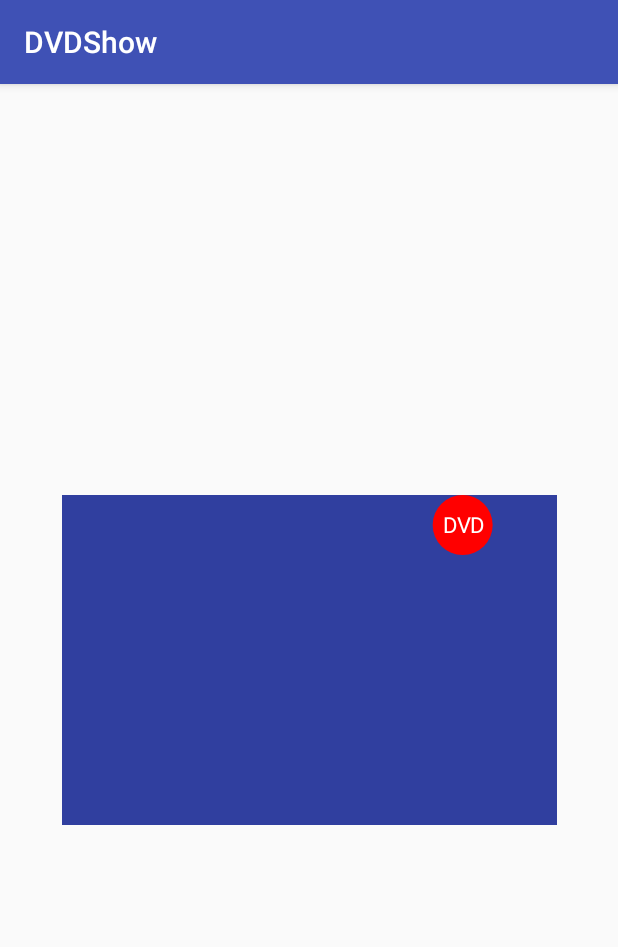
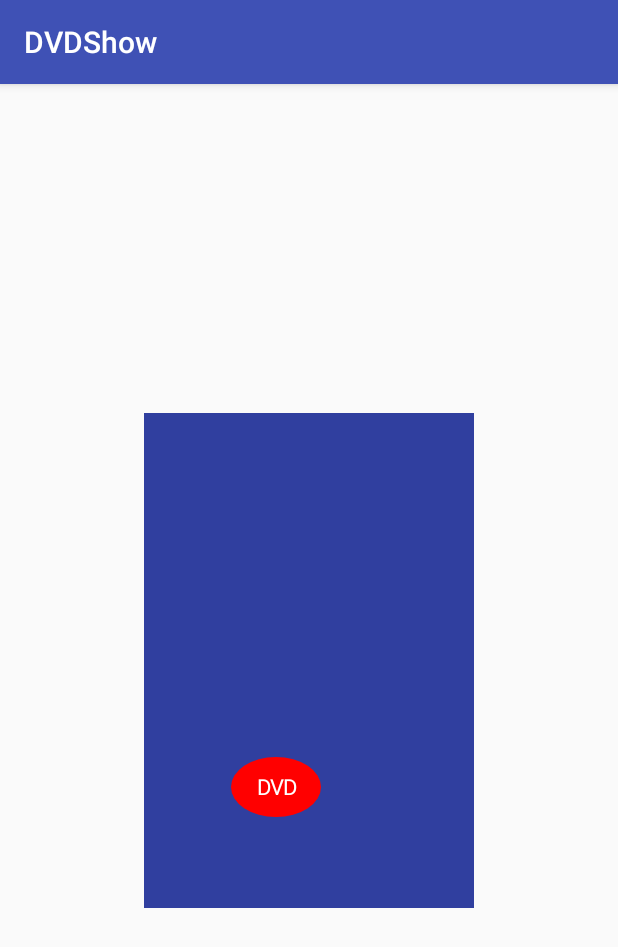
Before and after one commit to lovejjfg/DVDShow, an Android app: the screen it shows after launch (MainActivity), on a phone screen of 412 x 824 dp. Shown: the top 947 px of the screen. Run offline under Robolectric (Android 15) with nearby library versions, the phone set to English and light mode, and no system bars.

```diff
--- a/app/src/main/java/com/lovejjfg/dvdshow/DVDView.kt
+++ b/app/src/main/java/com/lovejjfg/dvdshow/DVDView.kt
@@ -14,6 +14,9 @@ import android.util.Log
 import android.util.TypedValue
 import android.view.View
 import android.view.animation.LinearInterpolator
+import kotlin.math.abs
+import kotlin.math.sqrt
+import kotlin.math.tan
 
 /**
  * Created by joe on 2018/12/22.
@@ -35,8 +38,8 @@ class DVDView @JvmOverloads constructor(
     private val tanFloatArray = FloatArray(8)
     private val animator = ValueAnimator()
     private var reCalculate = false
-    private var currentX = 0f
-    private var currentY = 0f
+    private var currentX = 0
+    private var currentY = 0
     private var tanValue = 1f
     private var needRevert = false
     private var maxLength = 0.toDouble()
@@ -91,8 +94,8 @@ class DVDView @JvmOverloads constructor(
                 paint.color = colors[calculateCount % colors.size]
                 startAngle += Math.PI / 2
             }
-            currentX = floatArray[0]
-            currentY = floatArray[1]
+            currentX = floatArray[0].toInt()
+            currentY = floatArray[1].toInt()
             ovalRectF.set(
                 currentX - 1.5f * radius, currentY - radius, currentX + 1.5f * radius,
                 currentY + radius
@@ -101,10 +104,10 @@ class DVDView @JvmOverloads constructor(
 
         }
         postDelayed({
-            currentX = ovalX()
-            currentY = rectF.height() * .4f
-            tanValue = Math.abs(Math.tan(startAngle).toFloat())
-            maxLength = Math.sqrt(rectF.width() * rectF.width().toDouble() + rectF.height() * rectF.height().toDouble())
+            currentX = ovalX().toInt()
+            currentY = (rectF.height() * .4f).toInt()
+            tanValue = abs(tan(startAngle).toFloat())
+            maxLength = sqrt(rectF.width() * rectF.width().toDouble() + rectF.height() * rectF.height().toDouble())
 
             calculate()
         }, 1000)
@@ -156,7 +159,7 @@ class DVDView @JvmOverloads constructor(
             }
         }
         path.reset()
-        path.moveTo(currentX, currentY)
+        path.moveTo(currentX.toFloat(), currentY.toFloat())
         if (startAngle < Math.PI / 2) {//(down)
             if (needRevert) {
                 handRecertDown()
@@ -186,29 +189,41 @@ class DVDView @JvmOverloads constructor(
     private fun endY() = rectF.height() - ovalY()
 
     private fun handUp() {
-        when (currentX) {
-            startX() -> {// normal
+        when {
+            isSizeInRange(currentX, startX()) -> {// normal
                 val resultX = startX() + (currentY - startY()) / tanValue
                 val dx = resultX - endX()
                 if (resultX > endX()) {
-                    Log.e("calculate", "上升 handUp:越界情况")
+                    Log.e(
+                        "calculate",
+                        "上升 handUp:越界情况 currentX =$currentX startX=${startX()} endx:${endX()}  currentY=$currentY startY=${startY()} endY:${endY()}"
+                    )
                     val dy = tanValue * (endX() - currentX)
                     path.lineTo(endX(), currentY - dy)
                 } else {
-                    Log.e("calculate", "上升 handUp:正常情况")
+                    Log.e(
+                        "calculate",
+                        "上升 handUp:正常情况 currentX =$currentX startX=${startX()} endx:${endX()}  currentY=$currentY startY=${startY()} endY:${endY()}"
+                    )
                     path.lineTo(resultX, startY())
                 }
                 needRevert = dx > 0
             }
-            endX() -> {// normal revert
+            isSizeInRange(currentX, endX()) -> {// normal revert
                 val resultX = (endY() - currentY) / tanValue
                 val dx = resultX - currentX
                 needRevert = if (currentX - resultX < startX()) {
-                    Log.e("calculate", " handUp 下降:越界情况")
+                    Log.e(
+                        "calculate",
+                        " handUp 下降:越界情况 currentX =$currentX startX=${startX()} endx:${endX()}  currentY=$currentY startY=${startY()} endY:${endY()}"
+                    )
                     path.lineTo(startX(), rectF.height() - dx * tanValue)
                     true
                 } else {
-                    Log.e("calculate", " handUp 下降:正常情况")
+                    Log.e(
+                        "calculate",
+                        "handUp 下降:正常情况 currentX =$currentX startX=${startX()} endx:${endX()}  currentY=$currentY startY=${startY()} endY:${endY()}"
+                    )
                     path.lineTo(currentX - resultX, rectF.height() - ovalY())
                     false
                 }
@@ -216,7 +231,7 @@ class DVDView @JvmOverloads constructor(
             else -> {
                 Log.e(
                     "calculate",
-                    " handUp 异常情况：currentX =$currentX startX=${startX()} endx:${endX()} startX=${startX()} endx:${endX()}"
+                    " handUp 异常情况：currentX =$currentX startX=${startX()} endx:${endX()}  currentY=$currentY startY=${startY()} endY:${endY()}"
                 )
                 animator.cancel()
                 state = STATE_ERROR
@@ -225,75 +240,105 @@ class DVDView @JvmOverloads constructor(
     }
 
     private fun handRevertUp() {
-        if (currentY == startY()) {// normal
+        if (isSizeInRange(currentY, startY())) {// normal
             val resultX = currentX - startX()
             val resultY = tanValue * resultX + startY()
             needRevert = if (resultY > endY()) {
                 val dx = (endY() - currentY) / tanValue
-                Log.e("calculate", "下降 handRevertUp:越界情况")
+                Log.e(
+                    "calculate",
+                    "下降 handRevertUp:越界情况 currentX =$currentX startX=${startX()} endx:${endX()}  currentY=$currentY startY=${startY()} endY:${endY()}"
+                )
                 path.lineTo(currentX - dx, endY())
                 if (currentX - dx < startX()) {
-                    throw RuntimeException("${currentX - dx} 不符合规范")
+                    throw RuntimeException("${currentX - dx} 不符合规范 currentX =$currentX startX=${startX()} endx:${endX()}  currentY=$currentY startY=${startY()} endY:${endY()}")
                 }
                 false
             } else {
-                Log.e("calculate", "下降 handRevertUp:正常情况")
+                Log.e(
+                    "calculate",
+                    "下降 handRevertUp:正常情况 currentX =$currentX startX=${startX()} endx:${endX()}  currentY=$currentY startY=${startY()} endY:${endY()}"
+                )
                 path.lineTo(startX(), resultY)
                 true
             }
-        } else if (currentY == endY()) {// normal revert
+        } else if (isSizeInRange(currentY, endY())) {// normal revert
             var resultX = endX()
             val dx = resultX - currentX
             val resultY = currentY - dx * tanValue
             if (resultY < startY()) {
                 val ddy = currentY - startY()
                 val ddx = ddy / tanValue
-                Log.e("calculate", " handRevertUp 上升:越界情况")
+                Log.e(
+                    "calculate",
+                    " handRevertUp 上升:越界情况 currentX =$currentX startX=${startX()} endx:${endX()}  currentY=$currentY startY=${startY()} endY:${endY()}"
+                )
                 resultX = currentX + ddx
                 path.lineTo(resultX, startY())
                 needRevert = false
             } else {
                 //fix
-                Log.e("calculate", " handRevertUp 上升:正常情况")
+                Log.e(
+                    "calculate",
+                    " handRevertUp 上升:正常情况 currentX =$currentX startX=${startX()} endx:${endX()}  currentY=$currentY startY=${startY()} endY:${endY()}"
+                )
                 path.lineTo(endX(), resultY)
                 needRevert = true
             }
         } else {
-            Log.e("calculate", " handRevertUp 异常情况：currentY =$currentY startY=${startY()} endY:${endY()} ")
+            Log.e(
+                "calculate",
+                " handRevertUp 异常情况：currentX =$currentX startX=${startX()} endx:${endX()}  currentY=$currentY startY=${startY()} endY:${endY()} "
+            )
             animator.cancel()
             state = STATE_ERROR
         }
     }
 
     private fun handDown() {
-        when (currentY) {
-            startY() -> {//&& currentX != right// normal
+        when {
+            isSizeInRange(currentY, startY()) -> {//&& currentX != right// normal
                 val resultY = (endX() - currentX) * tanValue + startY()
                 needRevert = if (resultY > endY()) {
                     path.lineTo(currentX + (endY() - startY()) / tanValue, endY())
-                    Log.e("calculate", " handDown 下降:越界情况")
+                    Log.e(
+                        "calculate",
+                        " handDown 下降:越界情况 currentX =$currentX startX=${startX()} endx:${endX()}  currentY=$currentY startY=${startY()} endY:${endY()}"
+                    )
                     true
                 } else {
                     path.lineTo(endX(), resultY)
-                    Log.e("calculate", " handDown 下降:正常情况")
+                    Log.e(
+                        "calculate",
+                        " handDown 下降:正常情况 currentX =$currentX startX=${startX()} endx:${endX()}  currentY=$currentY startY=${startY()} endY:${endY()}"
+                    )
                     false
                 }
             }
-            endY() -> { // normal revert
+            isSizeInRange(currentY, endY()) -> { // normal revert
                 val resultY = currentY - (currentX - startX()) * tanValue
                 val dy = currentY - startY()
                 needRevert = if (resultY < startY()) {
                     path.lineTo(currentX - dy / tanValue, startY())
-                    Log.e("calculate", "上升 handDown:越界情况")
+                    Log.e(
+                        "calculate",
+                        "上升 handDown:越界情况 currentX =$currentX startX=${startX()} endx:${endX()}  currentY=$currentY startY=${startY()} endY:${endY()}"
+                    )
                     true
                 } else {
                     path.lineTo(startX(), currentY - (currentX - startX()) * tanValue)
-                    Log.e("calculate", "上升 handDown:正常情况")
+                    Log.e(
+                        "calculate",
+                        "上升 handDown:正常情况 currentX =$currentX startX=${startX()} endx:${endX()}  currentY=$currentY startY=${startY()} endY:${endY()}"
+                    )
                     false
                 }
             }
             else -> {
-                Log.e("calculate", " handDown 异常情况：currentY =$currentY startY=${startY()} endY:${endY()}")
+                Log.e(
+                    "calculate",
+                    " handDown 异常情况：currentX =$currentX startX=${startX()} endx:${endX()}  currentY=$currentY startY=${startY()} endY:${endY()}"
+                )
                 animator.cancel()
                 state = STATE_ERROR
             }
@@ -301,8 +346,8 @@ class DVDView @JvmOverloads constructor(
     }
 
     private fun handRecertDown() {
-        when (currentX) {
-            endX() -> {//&& currentX != right// normal
+        when {
+            isSizeInRange(currentX, endX()) -> {//&& currentX != right// normal
                 val resultY = startY()
                 val resultX = (currentY - resultY) / tanValue
                 needRevert = if (resultX > rectF.width() - ovalX()) {
@@ -310,36 +355,55 @@ class DVDView @JvmOverloads constructor(
                     val dx = currentX - startX()
                     val dy = dx * tanValue
                     path.lineTo(startX(), dy)
-                    Log.e("calculate", "上升 handRecertDown:越界情况")
+                    Log.e(
+                        "calculate",
+                        "上升 handRecertDown:越界情况 currentX =$currentX startX=${startX()} endx:${endX()}  currentY=$currentY startY=${startY()} endY:${endY()}"
+                    )
                     false
                 } else {
                     //fix
                     path.lineTo(currentX - resultX, startY())
-                    Log.e("calculate", "上升 handRecertDown:正常情况")
+                    Log.e(
+                        "calculate",
+                        "上升 handRecertDown:正常情况 currentX =$currentX startX=${startX()} endx:${endX()}  currentY=$currentY startY=${startY()} endY:${endY()}"
+                    )
                     true
                 }
             }
-            startX() -> { // normal revert
+            isSizeInRange(currentX, startX()) -> { // normal revert
                 val dy = endY() - currentY
                 val resultX = dy / tanValue + startX()
                 needRevert = if (resultX > endX()) {
                     val dx = endX() - currentX
                     val resultY = currentY + dx * tanValue
                     path.lineTo(endX(), resultY)
-                    Log.e("calculate", " handRecertDown 下降:越界情况")
+                    Log.e(
+                        "calculate",
+                        " handRecertDown 下降:越界情况 currentX =$currentX startX=${startX()} endx:${endX()}  currentY=$currentY startY=${startY()} endY:${endY()}"
+                    )
                     false
                 } else {
                     path.lineTo(resultX, endY())
-                    Log.e("calculate", " handRecertDown 下降:正常情况")
+                    Log.e(
+                        "calculate",
+                        " handRecertDown 下降:正常情况 currentX =$currentX startX=${startX()} endx:${endX()}  currentY=$currentY startY=${startY()} endY:${endY()}"
+                    )
                     true
                 }
             }
             else -> {
-                Log.e("calculate", " handRecertDown 异常情况：currentX =$currentX startX=${startX()} endx:${endX()}")
+                Log.e(
+                    "calculate",
+                    " handRecertDown 异常情况：currentX =$currentX startX=${startX()} endx:${endX()}  currentY=$currentY startY=${startY()} endY:${endY()}"
+                )
                 animator.cancel()
                 state = STATE_ERROR
             }
         }
+    }
+
+    private fun isSizeInRange(real: Int, except: Float, range: Int = 1): Boolean {
+        return real >= except - range && real <= except + range
     }
 
     private fun Context.dpToPx(dp: Float) =
@@ -354,7 +418,6 @@ class DVDView @JvmOverloads constructor(
         super.onDetachedFromWindow()
         animator.cancel()
         state = STATE_ERROR
-
     }
 
     companion object {
--- a/app/src/main/res/layout/activity_main.xml
+++ b/app/src/main/res/layout/activity_main.xml
@@ -21,9 +21,9 @@
 
     <!--android:layout_height="346.4dp"-->
     <com.lovejjfg.dvdshow.DVDView
-        android:layout_width="330dp"
-        android:layout_height="220dp"
-        app:DVDShape="circle"
+        android:layout_width="220dp"
+        android:layout_height="330dp"
+        app:DVDShape="oval"
         android:background="@color/colorPrimaryDark"
         app:layout_constraintBottom_toBottomOf="parent"
         app:layout_constraintLeft_toLeftOf="parent"
```
